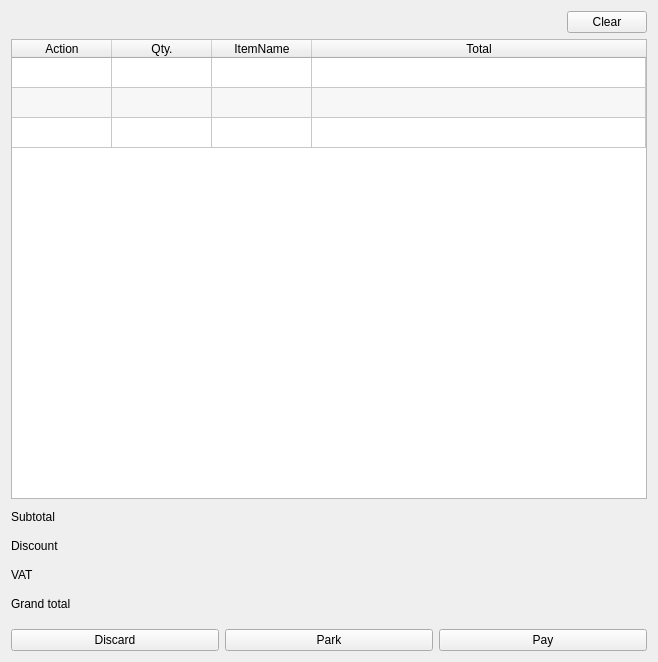
The window that app/views/templates/PreOrder.ui (rondalefloyd/mts-pos) describes before a commit, drawn with Qt 5.
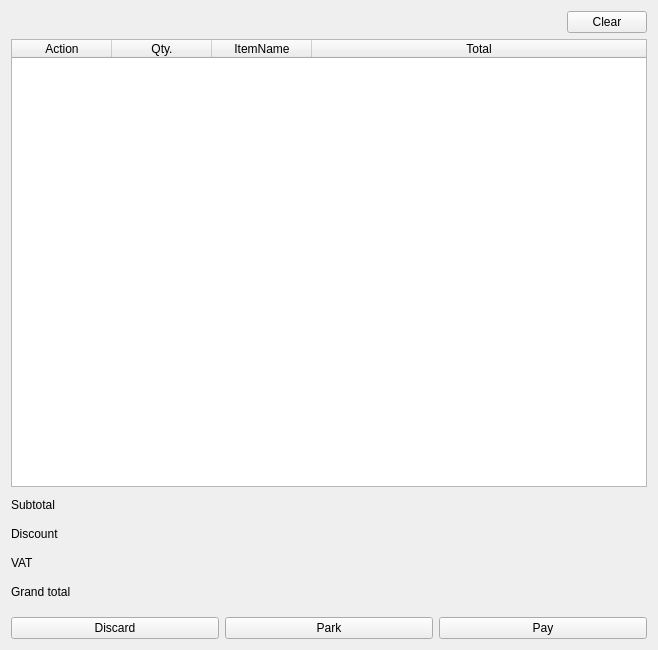
The same window after the commit.

Patch:
```diff
--- a/app/views/templates/PreOrder.ui
+++ b/app/views/templates/PreOrder.ui
@@ -7,7 +7,7 @@
     <x>0</x>
     <y>0</y>
     <width>658</width>
-    <height>662</height>
+    <height>650</height>
    </rect>
   </property>
   <property name="windowTitle">
@@ -71,21 +71,6 @@
      <attribute name="verticalHeaderVisible">
       <bool>false</bool>
      </attribute>
-     <row>
-      <property name="text">
-       <string>New Row</string>
-      </property>
-     </row>
-     <row>
-      <property name="text">
-       <string>New Row</string>
-      </property>
-     </row>
-     <row>
-      <property name="text">
-       <string>New Row</string>
-      </property>
-     </row>
      <column>
       <property name="text">
        <string>Action</string>
```
